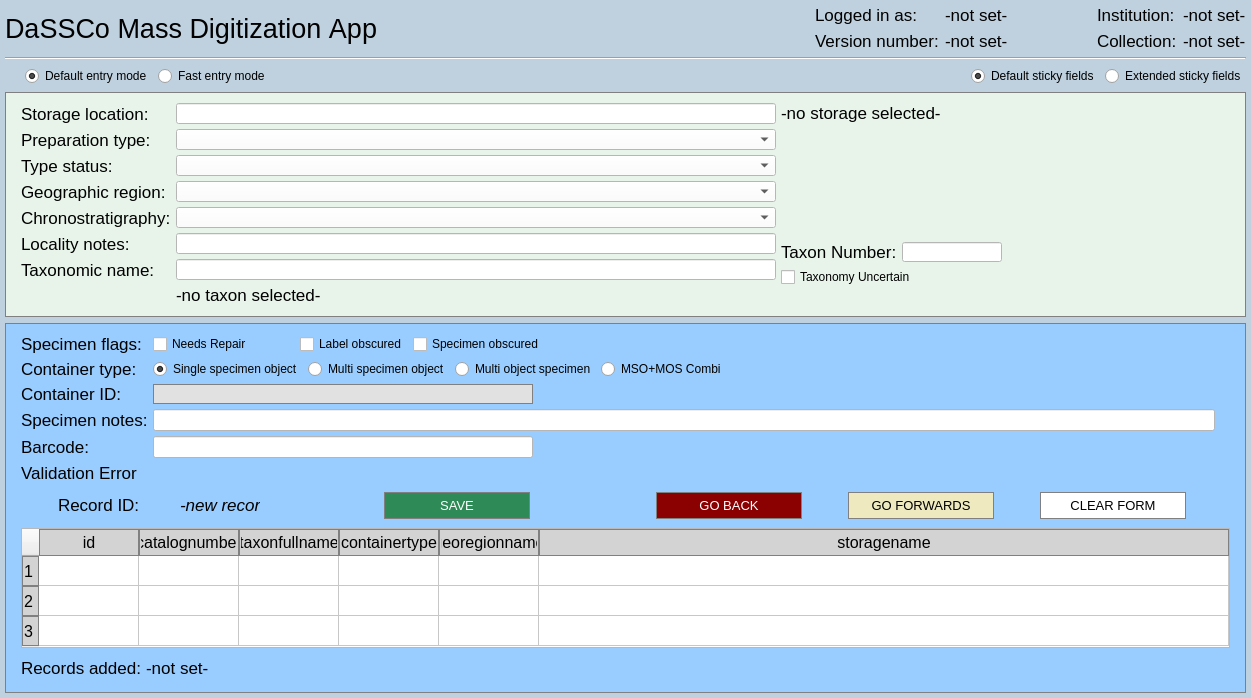
Qt form MassDigitizer/ui/specimendataentry.ui (NHMDenmark/Mass-Digitizer) before a commit.
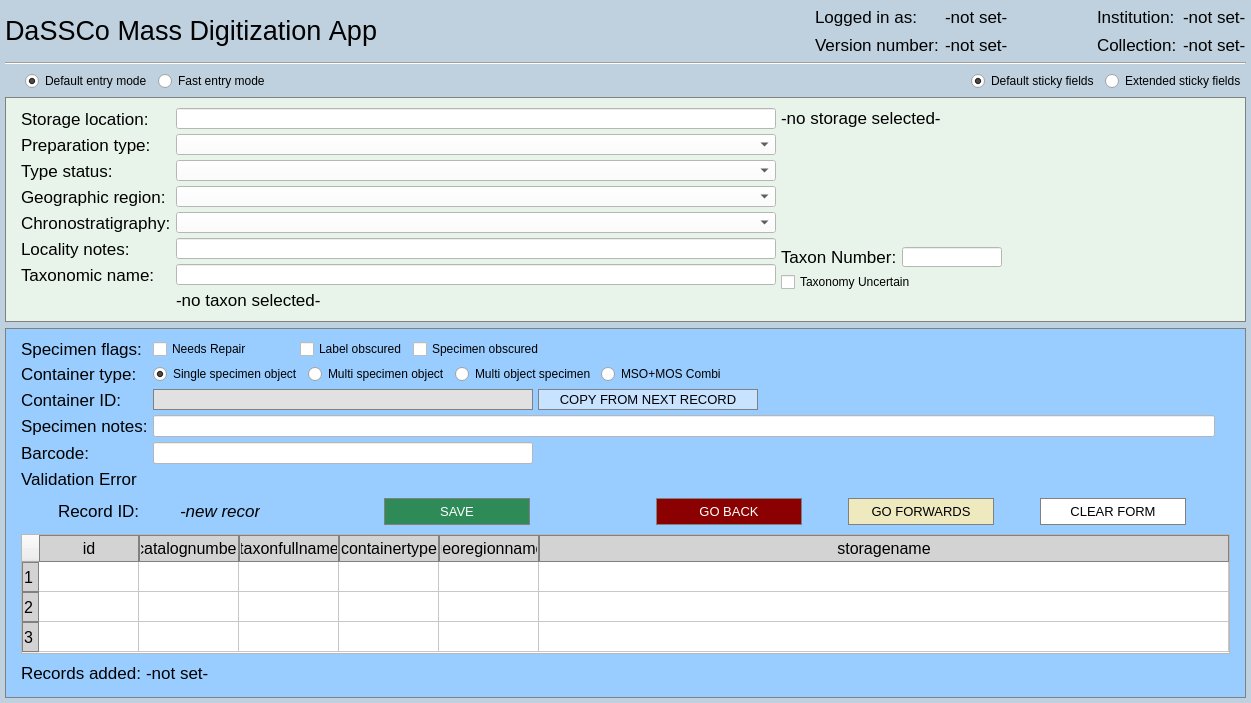
The same form after that commit. Icons and pictures are not drawn.

Commit message: Added button to copy container Id #630

Patch:
```diff
--- a/MassDigitizer/ui/specimendataentry.ui
+++ b/MassDigitizer/ui/specimendataentry.ui
@@ -7,7 +7,7 @@
     <x>0</x>
     <y>0</y>
     <width>1251</width>
-    <height>698</height>
+    <height>703</height>
    </rect>
   </property>
   <property name="sizePolicy">
@@ -773,19 +773,6 @@
               </property>
              </widget>
             </item>
-            <item row="3" column="1">
-             <widget class="QLineEdit" name="inpContainerName">
-              <property name="enabled">
-               <bool>false</bool>
-              </property>
-              <property name="maximumSize">
-               <size>
-                <width>380</width>
-                <height>4096</height>
-               </size>
-              </property>
-             </widget>
-            </item>
             <item row="4" column="0">
              <widget class="QLabel" name="lblNotes">
               <property name="text">
@@ -813,6 +800,58 @@
               </property>
              </widget>
             </item>
+            <item row="3" column="1">
+             <layout class="QHBoxLayout" name="horizontalLayout_7">
+              <item>
+               <widget class="QLineEdit" name="inpContainerName">
+                <property name="enabled">
+                 <bool>false</bool>
+                </property>
+                <property name="maximumSize">
+                 <size>
+                  <width>380</width>
+                  <height>4096</height>
+                 </size>
+                </property>
+               </widget>
+              </item>
+              <item>
+               <widget class="QPushButton" name="btnCopyContainerID">
+                <property name="minimumSize">
+                 <size>
+                  <width>220</width>
+                  <height>20</height>
+                 </size>
+                </property>
+                <property name="styleSheet">
+                 <string notr="true">QPushButton {
+    background-color: #C8E3FF;
+    border: 1px Solid rgb(128,128,128);
+    padding-top: 2px;
+    padding-bottom: 2px;
+    margin: 0px;
+}</string>
+                </property>
+                <property name="text">
+                 <string>COPY FROM NEXT RECORD</string>
+                </property>
+               </widget>
+              </item>
+              <item>
+               <spacer name="horizontalSpacer_11">
+                <property name="orientation">
+                 <enum>Qt::Orientation::Horizontal</enum>
+                </property>
+                <property name="sizeHint" stdset="0">
+                 <size>
+                  <width>40</width>
+                  <height>20</height>
+                 </size>
+                </property>
+               </spacer>
+              </item>
+             </layout>
+            </item>
            </layout>
           </item>
           <item>
```
Left out of the diff: 3 changed lines with no effect on the pictures. The commit also changes 4 other files.
